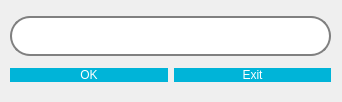
xyang-github/INR_Tracker, file resource/uic/editindication.ui: the form before one commit.
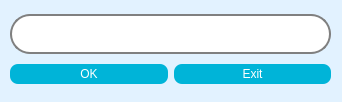
The form after the commit.

Commit message: Fixed a formatting issue with the GUI

```diff
--- a/resource/uic/editindication.ui
+++ b/resource/uic/editindication.ui
@@ -12,16 +12,104 @@
   </property>
   <property name="palette">
    <palette>
-    <active/>
-    <inactive/>
-    <disabled/>
+    <active>
+     <colorrole role="Button">
+      <brush brushstyle="SolidPattern">
+       <color alpha="255">
+        <red>226</red>
+        <green>242</green>
+        <blue>255</blue>
+       </color>
+      </brush>
+     </colorrole>
+     <colorrole role="Base">
+      <brush brushstyle="SolidPattern">
+       <color alpha="255">
+        <red>226</red>
+        <green>242</green>
+        <blue>255</blue>
+       </color>
+      </brush>
+     </colorrole>
+     <colorrole role="Window">
+      <brush brushstyle="SolidPattern">
+       <color alpha="255">
+        <red>226</red>
+        <green>242</green>
+        <blue>255</blue>
+       </color>
+      </brush>
+     </colorrole>
+    </active>
+    <inactive>
+     <colorrole role="Button">
+      <brush brushstyle="SolidPattern">
+       <color alpha="255">
+        <red>226</red>
+        <green>242</green>
+        <blue>255</blue>
+       </color>
+      </brush>
+     </colorrole>
+     <colorrole role="Base">
+      <brush brushstyle="SolidPattern">
+       <color alpha="255">
+        <red>226</red>
+        <green>242</green>
+        <blue>255</blue>
+       </color>
+      </brush>
+     </colorrole>
+     <colorrole role="Window">
+      <brush brushstyle="SolidPattern">
+       <color alpha="255">
+        <red>226</red>
+        <green>242</green>
+        <blue>255</blue>
+       </color>
+      </brush>
+     </colorrole>
+    </inactive>
+    <disabled>
+     <colorrole role="Button">
+      <brush brushstyle="SolidPattern">
+       <color alpha="255">
+        <red>226</red>
+        <green>242</green>
+        <blue>255</blue>
+       </color>
+      </brush>
+     </colorrole>
+     <colorrole role="Base">
+      <brush brushstyle="SolidPattern">
+       <color alpha="255">
+        <red>226</red>
+        <green>242</green>
+        <blue>255</blue>
+       </color>
+      </brush>
+     </colorrole>
+     <colorrole role="Window">
+      <brush brushstyle="SolidPattern">
+       <color alpha="255">
+        <red>226</red>
+        <green>242</green>
+        <blue>255</blue>
+       </color>
+      </brush>
+     </colorrole>
+    </disabled>
    </palette>
   </property>
   <property name="windowTitle">
    <string>Edit Indication</string>
   </property>
   <property name="styleSheet">
-   <string notr="true">QPushButton {
+   <string notr="true">QDialog {
+	background-color: #e2f2ff;
+}
+
+QPushButton {
 	background-color: #00b4d8;
 	color: white;
 	border-radius: 8px;
@@ -59,6 +147,12 @@
      <layout class="QHBoxLayout" name="lytButtons">
       <item>
        <widget class="QPushButton" name="btnOk">
+        <property name="minimumSize">
+         <size>
+          <width>0</width>
+          <height>20</height>
+         </size>
+        </property>
         <property name="text">
          <string>OK</string>
         </property>
@@ -66,6 +160,15 @@
       </item>
       <item>
        <widget class="QPushButton" name="btnExit">
+        <property name="minimumSize">
+         <size>
+          <width>0</width>
+          <height>20</height>
+         </size>
+        </property>
+        <property name="styleSheet">
+         <string notr="true"/>
+        </property>
         <property name="text">
          <string>Exit</string>
         </property>
```
The commit also changes 2 other files.
